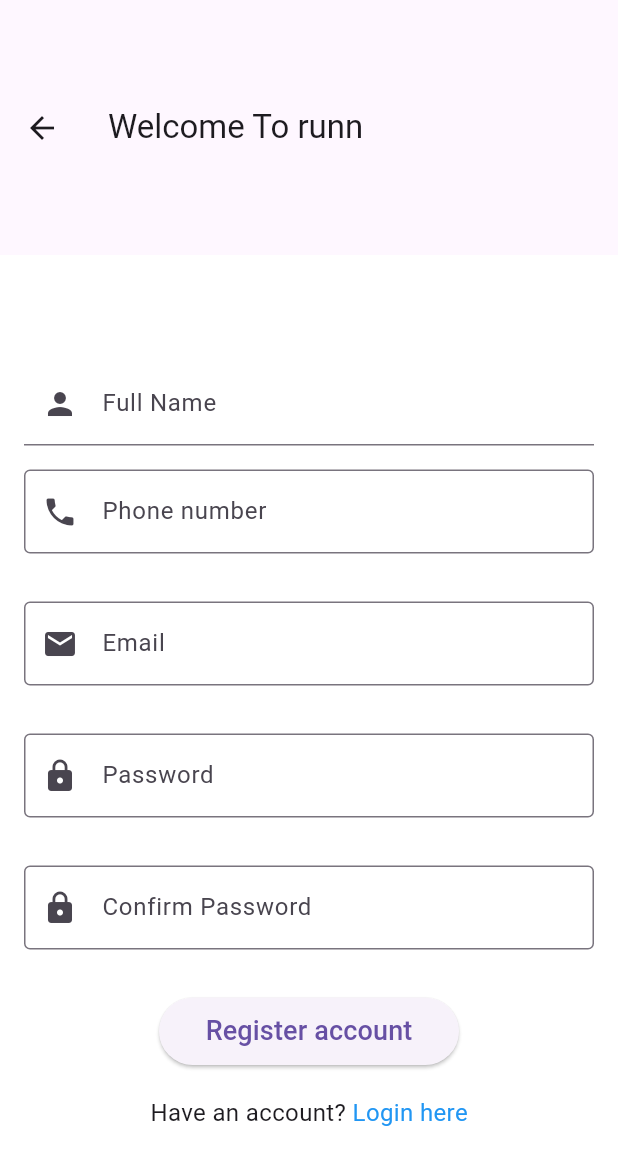
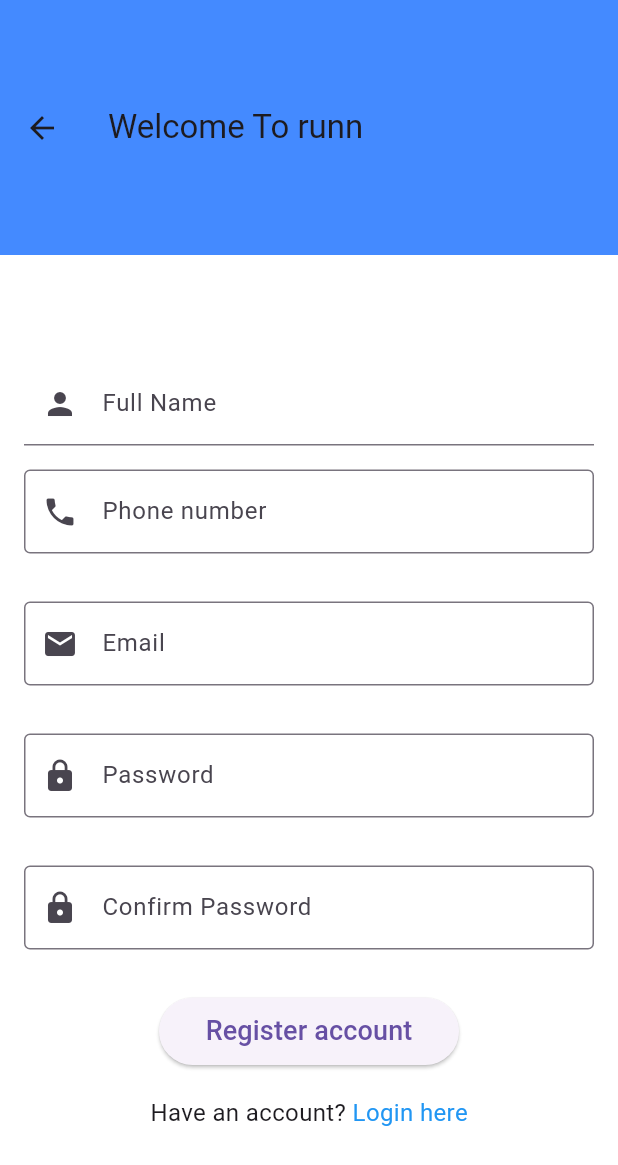
Before and after one commit to Emmanuelkusiluka/runnApp, a Flutter app: the screen it shows after launch, after a tap on "Register here", on a phone screen of 412 x 824 dp. Shown: the top 1165 px of the screen. Run offline on Flutter 3.47's test engine with Material 3 defaults, Android fonts, the phone set to English and light mode, and no system bars.

Commit message:
colored the app bar

```diff
--- a/lib/views/login_page.dart
+++ b/lib/views/login_page.dart
@@ -37,6 +37,7 @@ class _SignInFormState extends State<Home> {
       appBar: AppBar(
         title: const Text('runn'),
         toolbarHeight: 100.0,
+        backgroundColor: Colors.blueAccent,
         // You can also use preferredSize property directly
         // preferredSize: Size.fromHeight(100.0),
       ),
--- a/lib/views/register_page.dart
+++ b/lib/views/register_page.dart
@@ -14,6 +14,7 @@ class _HomeState extends State<RegisterPage> {
       appBar: AppBar(
         title: const Text('Welcome To runn'),
         toolbarHeight: 170.0,
+        backgroundColor: Colors.blueAccent,
       ),
       backgroundColor: Colors.white,
       body: Padding(
```
Also changed, not shown: pubspec.lock.
